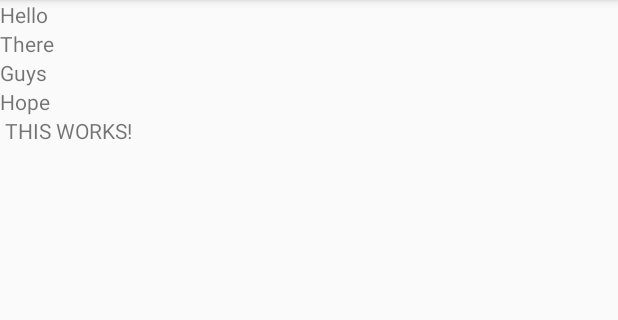
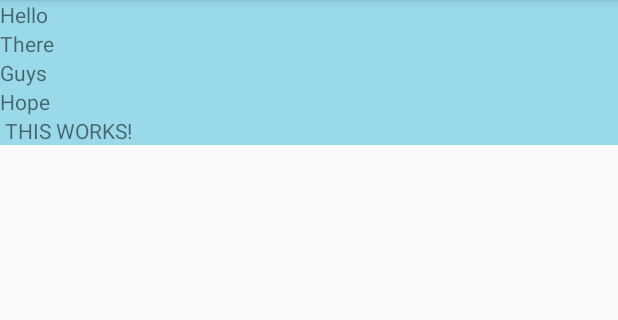
Before and after one commit to Rmacias91/letterAndroidApp, an Android app: the NearByList screen opened directly, with no data from a screen before it, on a phone screen of 412 x 824 dp, the part 84-404 px from its top. Run offline under Robolectric (Android 15) with nearby library versions, the phone set to English and light mode, and no system bars.

Commit message:
Fixed List Item

```diff
--- a/LeaveAMessage/app/src/main/res/layout/nearby_item.xml
+++ b/LeaveAMessage/app/src/main/res/layout/nearby_item.xml
@@ -2,4 +2,5 @@
     <TextView
     xmlns:android="http://schemas.android.com/apk/res/android"
     android:layout_width="match_parent"
-    android:layout_height="wrap_content"/>
+    android:layout_height="wrap_content"
+    android:background="@color/lightBlue"/>
```
